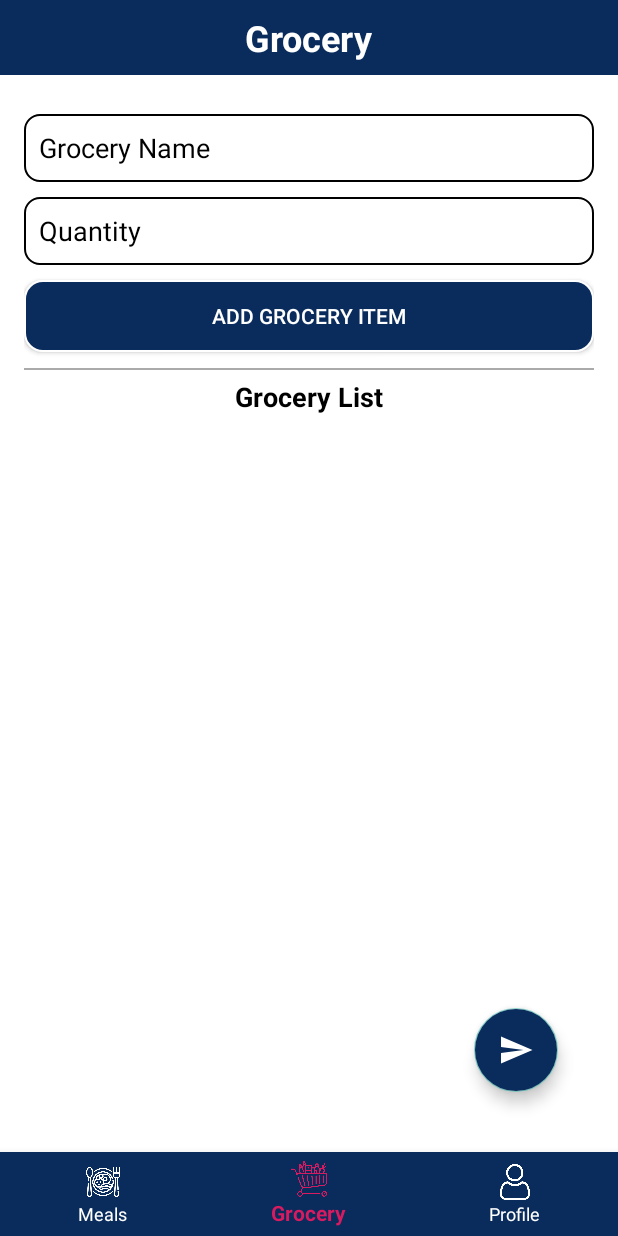
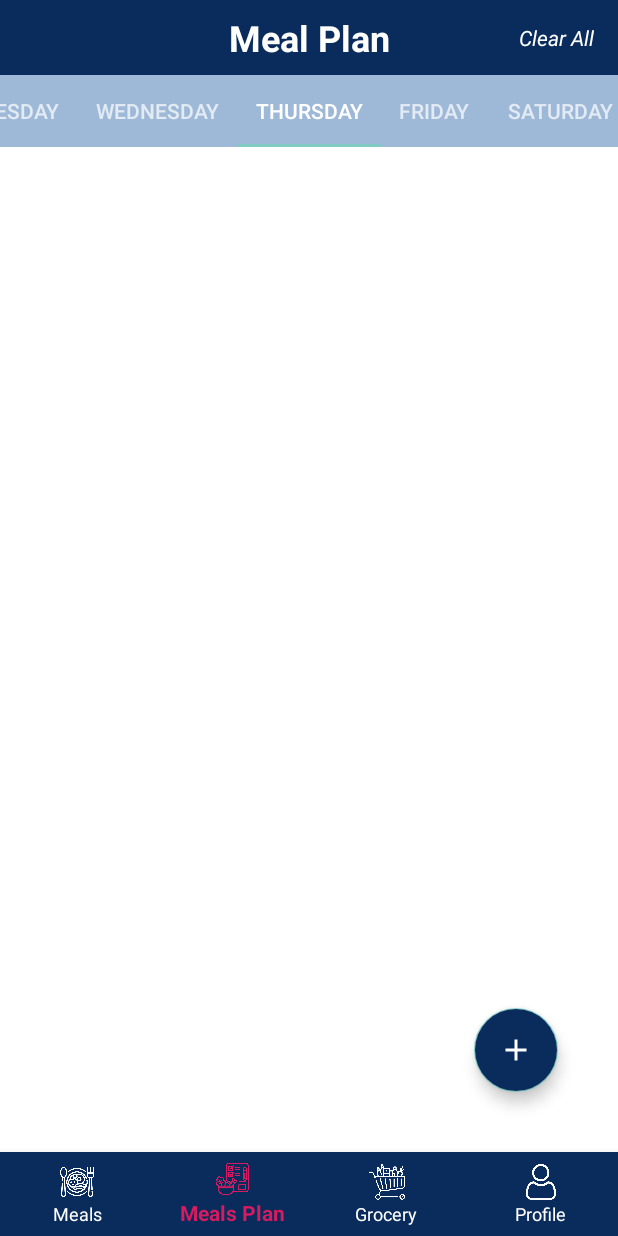
Before and after one commit to BinodLamichhane31/MealMate, an Android app built with Jetpack Compose: the HomeActivity screen opened directly, with no data from a screen before it, item 2 of the bottom bar chosen, on a phone screen of 412 x 824 dp. Run offline under Robolectric (Android 15) with nearby library versions, the phone set to English and light mode, and no system bars; our stand-ins replace Firebase (no records; nobody signed in at launch, a user with empty details on screens opened directly).

```diff
--- /dev/null
+++ b/app/src/main/java/com/example/mealmate/adapter/MealPlanPagerAdapter.kt
@@ -0,0 +1,19 @@
+package com.example.mealmate.adapter
+
+import androidx.fragment.app.Fragment
+import androidx.fragment.app.FragmentManager
+import androidx.fragment.app.FragmentPagerAdapter
+
+class MealPlanPagerAdapter(fm: FragmentManager) : FragmentPagerAdapter(fm) {
+    private val days = arrayOf("Sunday","Monday", "Tuesday", "Wednesday", "Thursday", "Friday", "Saturday")
+
+    override fun getCount(): Int = days.size
+
+    override fun getItem(position: Int): Fragment {
+        return DayMealFragment.newInstance(days[position])
+    }
+
+    override fun getPageTitle(position: Int): CharSequence? {
+        return days[position]
+    }
+}
--- /dev/null
+++ b/app/src/main/java/com/example/mealmate/repository/impl/MealPlanRepositoryImpl.kt
@@ -0,0 +1,66 @@
+package com.example.mealmate.repository.impl
+
+import com.example.mealmate.model.MealPlan
+import com.google.firebase.auth.FirebaseAuth
+import com.google.firebase.database.*
+
+class MealPlanRepositoryImpl {
+    private val database: DatabaseReference = FirebaseDatabase.getInstance().getReference("mealplans")
+    private val auth: FirebaseAuth = FirebaseAuth.getInstance()
+
+    fun addMealPlan(mealPlan: MealPlan, callback: (Boolean) -> Unit) {
+        val userId = auth.currentUser?.uid ?: return
+        val day = mealPlan.day
+        val recipeName = mealPlan.recipe.name // Assuming 'name' is unique for the recipe
+
+        // Check if a meal plan with the same recipe for the same day already exists
+        database.child(userId).orderByChild("day")
+            .equalTo(day) // Find meal plans for the same day
+            .addListenerForSingleValueEvent(object : ValueEventListener {
+                override fun onDataChange(snapshot: DataSnapshot) {
+                    // Check if there's an existing meal plan with the same recipe
+                    val existingMealPlan = snapshot.children
+                        .mapNotNull { it.getValue(MealPlan::class.java) }
+                        .find { it.recipe.name == recipeName }
+
+                    if (existingMealPlan != null) {
+                        // Recipe already exists for the same day
+                        callback(false)
+                    } else {
+                        // No duplicate recipe, add new meal plan
+                        val id = database.push().key ?: return
+                        val newMealPlan = mealPlan.copy(id = id, userId = userId)
+                        database.child(userId).child(id).setValue(newMealPlan)
+                            .addOnCompleteListener { callback(it.isSuccessful) }
+                    }
+                }
+
+                override fun onCancelled(error: DatabaseError) {
+                    callback(false)
+                }
+            })
+    }
+
+
+    fun getMealPlans(day: String, callback: (List<MealPlan>) -> Unit) {
+        val userId = auth.currentUser ?.uid ?: return
+        database.child(userId).orderByChild("day").equalTo(day)
+            .addValueEventListener(object : ValueEventListener {
+                override fun onDataChange(snapshot: DataSnapshot) {
+                    val mealPlans = snapshot.children.mapNotNull { it.getValue(MealPlan::class.java) }
+                    callback(mealPlans)
+                }
+                override fun onCancelled(error: DatabaseError) {}
+            })
+    }
+    fun deleteMealPlan(mealPlanId: String, callback: (Boolean) -> Unit) {
+        val userId = auth.currentUser ?.uid ?: return
+        database.child(userId).child(mealPlanId).removeValue()
+            .addOnCompleteListener { callback(it.isSuccessful) }
+    }
+    fun deleteAllMealPlan(callback: (Boolean) -> Unit) {
+        val userId = auth.currentUser ?.uid ?: return
+        database.child(userId).removeValue()
+            .addOnCompleteListener { callback(it.isSuccessful) }
+    }
+}
--- a/app/src/main/java/com/example/mealmate/ui/home/HomeActivity.kt
+++ b/app/src/main/java/com/example/mealmate/ui/home/HomeActivity.kt
@@ -6,6 +6,7 @@ import androidx.fragment.app.Fragment
 import com.example.mealmate.R
 import com.example.mealmate.ui.home.fragments.GroceryFragment
 import com.example.mealmate.ui.home.fragments.MealFragment
+import com.example.mealmate.ui.home.fragments.MealPlanFragment
 import com.example.mealmate.ui.home.fragments.ProfileFragment
 import com.google.android.material.bottomnavigation.BottomNavigationView
 
@@ -25,6 +26,7 @@ class HomeActivity : AppCompatActivity() {
         bottomNav.setOnItemSelectedListener { item ->
             when (item.itemId) {
                 R.id.nav_meals -> replaceFragment(MealFragment())
+                R.id.nav_meals_plan -> replaceFragment(MealPlanFragment())
                 R.id.nav_grocery -> replaceFragment(GroceryFragment())
                 R.id.nav_profile -> replaceFragment(ProfileFragment())
             }
--- /dev/null
+++ b/app/src/main/java/com/example/mealmate/ui/home/fragments/DayMealFragment.kt
@@ -0,0 +1,70 @@
+import android.os.Bundle
+import android.util.Log
+import android.view.LayoutInflater
+import android.view.View
+import android.view.ViewGroup
+import androidx.fragment.app.Fragment
+import androidx.fragment.app.viewModels
+import androidx.recyclerview.widget.LinearLayoutManager
+import androidx.recyclerview.widget.RecyclerView
+import com.example.mealmate.R
+import com.example.mealmate.adapter.MealPlanAdapter
+import com.example.mealmate.utils.RecipeSelectionDialog
+import com.example.mealmate.viewmodel.MealPlanViewModel
+import com.example.mealmate.viewmodel.RecipeViewModel
+import com.google.android.material.floatingactionbutton.FloatingActionButton
+
+class DayMealFragment : Fragment() {
+    private val viewModel: RecipeViewModel by viewModels()
+    private lateinit var addMealButton: FloatingActionButton
+    private lateinit var recyclerView: RecyclerView
+    private lateinit var mealAdapter: MealPlanAdapter
+    private var day: String? = null
+    private val mealPlanViewModel: MealPlanViewModel by viewModels()
+
+
+    companion object {
+        private const val ARG_DAY = "arg_day"
+
+        fun newInstance(day: String): DayMealFragment {
+            return DayMealFragment().apply {
+                arguments = Bundle().apply {
+                    putString(ARG_DAY, day)
+                }
+            }
+        }
+    }
+
+    override fun onCreate(savedInstanceState: Bundle?) {
+        super.onCreate(savedInstanceState)
+        day = arguments?.getString(ARG_DAY) // Get day from arguments
+        day?.let { mealPlanViewModel.loadMealPlans(it) }
+    }
+
+    override fun onCreateView(inflater: LayoutInflater, container: ViewGroup?, savedInstanceState: Bundle?): View? {
+        val view = inflater.inflate(R.layout.fragment_meal_day, container, false)
+
+        addMealButton = view.findViewById(R.id.addRecipeButtonMealPlan)
+        recyclerView = view.findViewById(R.id.recyclerViewMealPlan)
+
+        mealAdapter = MealPlanAdapter(emptyList(),mealPlanViewModel)
+        recyclerView.adapter = mealAdapter
+        recyclerView.layoutManager = LinearLayoutManager(context)
+
+        mealPlanViewModel.mealPlans.observe(viewLifecycleOwner, { mealPlans ->
+            val recipes = mealPlans.map { it }
+            mealAdapter.updateData(recipes)
+        })
+
+
+        addMealButton.setOnClickListener {
+            day?.let { selectedDay ->
+                viewModel.loadRecipes()
+                RecipeSelectionDialog(viewModel, selectedDay).show(childFragmentManager, "RecipeSelectionDialog")
+            }
+        }
+
+
+        return view
+    }
+}
--- /dev/null
+++ b/app/src/main/java/com/example/mealmate/ui/home/fragments/MealPlanFragment.kt
@@ -0,0 +1,77 @@
+package com.example.mealmate.ui.home.fragments
+
+import android.app.AlertDialog
+import android.content.Context
+import android.content.Intent
+import android.os.Bundle
+import android.view.LayoutInflater
+import android.view.View
+import android.view.ViewGroup
+import android.widget.TextView
+import android.widget.Toast
+import androidx.fragment.app.Fragment
+import androidx.fragment.app.viewModels
+import androidx.viewpager.widget.ViewPager
+import com.example.mealmate.R
+import com.example.mealmate.adapter.MealPlanPagerAdapter
+import com.example.mealmate.ui.auth.LoginActivity
+import com.example.mealmate.viewmodel.MealPlanViewModel
+import com.example.mealmate.viewmodel.RecipeViewModel
+import com.google.android.material.tabs.TabLayout
+import java.util.Calendar
+
+class MealPlanFragment : Fragment() {
+
+    private lateinit var viewPager: ViewPager
+    private lateinit var tabLayout: TabLayout
+    private lateinit var clearAll: TextView
+    private val mealPlanViewModel: MealPlanViewModel by viewModels()
+
+
+
+
+    override fun onCreateView(
+        inflater: LayoutInflater, container: ViewGroup?,
+        savedInstanceState: Bundle?
+    ): View? {
+        val rootView = inflater.inflate(R.layout.fragment_meal_plan, container, false)
+
+        viewPager = rootView.findViewById(R.id.viewPager)
+        tabLayout = rootView.findViewById(R.id.tabLayout)
+        clearAll = rootView.findViewById(R.id.clearAllMealPlan)
+
+        clearAll.setOnClickListener{
+            val builder = AlertDialog.Builder(requireContext())
+            builder.setTitle("Clear All Plans")
+            builder.setMessage("Are you sure you want to clear all the plans?")
+
+            builder.setPositiveButton("Yes") { dialog, _ ->
+                mealPlanViewModel.deleteAllMealPlan()
+                Toast.makeText(context, "All plans cleared.", Toast.LENGTH_SHORT).show()
+                dialog.dismiss()
+            }
+            builder.setNegativeButton("No") { dialog, _ ->
+                dialog.dismiss() // Dismiss the dialog if the user cancels
+            }
+            builder.create().show()
+
+        }
+
+        setupViewPager()
+
+        return rootView
+    }
+
+    private fun setupViewPager() {
+        val adapter = MealPlanPagerAdapter(childFragmentManager)
+        viewPager.adapter = adapter
+        tabLayout.setupWithViewPager(viewPager)
+
+        // Get the current day of the week
+        val calendar = Calendar.getInstance()
+        val currentDayOfWeek = calendar.get(Calendar.DAY_OF_WEEK) // Sunday = 1, Monday = 2, ..., Saturday = 7
+
+        // Set the ViewPager to the current day (adjusting for zero-based index)
+        viewPager.currentItem = currentDayOfWeek - 1
+    }
+}
--- /dev/null
+++ b/app/src/main/java/com/example/mealmate/viewmodel/MealPlanViewModel.kt
@@ -0,0 +1,41 @@
+package com.example.mealmate.viewmodel
+
+import android.util.Log
+import androidx.lifecycle.LiveData
+import androidx.lifecycle.MutableLiveData
+import androidx.lifecycle.ViewModel
+import com.example.mealmate.model.MealPlan
+import com.example.mealmate.repository.impl.MealPlanRepositoryImpl
+
+class MealPlanViewModel : ViewModel() {
+    private val repository = MealPlanRepositoryImpl()
+
+    private val _mealPlans = MutableLiveData<List<MealPlan>>()
+    val mealPlans: LiveData<List<MealPlan>> get() = _mealPlans
+
+    fun addMealPlan(mealPlan: MealPlan) {
+        repository.addMealPlan(mealPlan) { success ->
+            if (success) loadMealPlans(mealPlan.day)
+        }
+    }
+
+    fun loadMealPlans(day: String) {
+        repository.getMealPlans(day) { mealPlanList ->
+            _mealPlans.postValue(mealPlanList)
+        }
+    }
+
+    fun deleteMealPlan(mealPlanId: String, day: String) {
+        repository.deleteMealPlan(mealPlanId) { success ->
+            if (success) loadMealPlans(day)
+        }
+    }
+
+    fun deleteAllMealPlan() {
+        repository.deleteAllMealPlan() { success ->
+            if (success)
+                Log.d("Clear All","All Cleared")
+        }
+    }
+
+}
--- /dev/null
+++ b/app/src/main/res/drawable/baseline_add_24.xml
@@ -0,0 +1,5 @@
+<vector xmlns:android="http://schemas.android.com/apk/res/android" android:height="24dp" android:tint="#FFFFFF" android:viewportHeight="24" android:viewportWidth="24" android:width="24dp">
+
+    <path android:fillColor="@android:color/white" android:pathData="M19,13h-6v6h-2v-6H5v-2h6V5h2v6h6v2z"/>
+
+</vector>
--- /dev/null
+++ b/app/src/main/res/drawable/baseline_remove_24.xml
@@ -0,0 +1,5 @@
+<vector xmlns:android="http://schemas.android.com/apk/res/android" android:height="24dp" android:tint="#000000" android:viewportHeight="24" android:viewportWidth="24" android:width="24dp">
+
+    <path android:fillColor="@android:color/white" android:pathData="M19,13H5v-2h14v2z"/>
+
+</vector>
--- /dev/null
+++ b/app/src/main/res/layout/fragment_meal_day.xml
@@ -0,0 +1,32 @@
+<?xml version="1.0" encoding="utf-8"?>
+<androidx.constraintlayout.widget.ConstraintLayout xmlns:android="http://schemas.android.com/apk/res/android"
+    xmlns:app="http://schemas.android.com/apk/res-auto"
+    xmlns:tools="http://schemas.android.com/tools"
+    android:layout_width="match_parent"
+    android:layout_height="match_parent"
+    android:background="@color/white"
+    android:orientation="vertical"
+    tools:context=".ui.home.fragments.MealFragment">
+
+    <androidx.recyclerview.widget.RecyclerView
+        android:id="@+id/recyclerViewMealPlan"
+        android:layout_width="match_parent"
+        android:layout_height="match_parent"
+        app:layout_constraintBottom_toBottomOf="parent"
+        app:layout_constraintEnd_toEndOf="parent"
+        app:layout_constraintStart_toStartOf="parent"
+        tools:listitem="@layout/recipe_item" />
+
+    <com.google.android.material.floatingactionbutton.FloatingActionButton
+        android:id="@+id/addRecipeButtonMealPlan"
+        android:layout_width="wrap_content"
+        android:layout_height="wrap_content"
+        android:layout_marginEnd="40dp"
+        android:layout_marginBottom="40dp"
+        android:backgroundTint="#092c5c"
+        android:clickable="true"
+        app:layout_constraintBottom_toBottomOf="parent"
+        app:layout_constraintEnd_toEndOf="parent"
+        app:srcCompat="@drawable/baseline_add_24" />
+
+</androidx.constraintlayout.widget.ConstraintLayout>
--- /dev/null
+++ b/app/src/main/res/layout/fragment_meal_plan.xml
@@ -0,0 +1,62 @@
+<?xml version="1.0" encoding="utf-8"?>
+<LinearLayout xmlns:android="http://schemas.android.com/apk/res/android"
+    xmlns:tools="http://schemas.android.com/tools"
+    android:layout_width="match_parent"
+    android:layout_height="match_parent"
+    xmlns:app="http://schemas.android.com/apk/res-auto"
+    android:orientation="vertical">
+
+    <androidx.constraintlayout.widget.ConstraintLayout
+        android:layout_width="match_parent"
+        android:layout_height="50dp"
+        android:background="#092c5c"
+        android:orientation="horizontal"
+        android:padding="8dp">
+
+        <TextView
+            android:id="@+id/textView"
+            android:layout_width="0dp"
+            android:layout_height="wrap_content"
+            android:layout_weight="1"
+            android:gravity="center"
+            android:text="Meal Plan"
+            android:textColor="@color/white"
+            android:textSize="24sp"
+            android:textStyle="bold"
+            app:layout_constraintBottom_toBottomOf="parent"
+            app:layout_constraintEnd_toEndOf="parent"
+            app:layout_constraintStart_toStartOf="parent"
+            app:layout_constraintTop_toTopOf="parent" />
+
+        <TextView
+            android:id="@+id/clearAllMealPlan"
+            android:layout_width="wrap_content"
+            android:layout_height="wrap_content"
+            android:layout_marginEnd="8dp"
+            android:gravity="end"
+            android:text="Clear All"
+            android:textColor="@color/white"
+            android:textStyle="italic"
+            app:layout_constraintBottom_toBottomOf="parent"
+            app:layout_constraintEnd_toEndOf="parent"
+            app:layout_constraintTop_toTopOf="parent" />
+    </androidx.constraintlayout.widget.ConstraintLayout>
+
+
+
+    <com.google.android.material.tabs.TabLayout
+        android:id="@+id/tabLayout"
+        android:layout_width="match_parent"
+        android:layout_height="wrap_content"
+        android:background="#9EB8D7"
+        app:tabGravity="fill"
+        app:tabMode="scrollable"
+        />
+
+    <androidx.viewpager.widget.ViewPager
+        android:id="@+id/viewPager"
+        android:layout_width="match_parent"
+        android:layout_height="0dp"
+        android:background="@color/white"
+        android:layout_weight="1" />
+</LinearLayout>
--- a/app/src/main/res/menu/bottom_nav_menu.xml
+++ b/app/src/main/res/menu/bottom_nav_menu.xml
@@ -5,6 +5,11 @@
         android:id="@+id/nav_meals"
         android:icon="@drawable/food"
         android:title="Meals" />
+
+    <item
+        android:id="@+id/nav_meals_plan"
+        android:icon="@drawable/meal"
+        android:title="Meals Plan" />
 
     <item
         android:id="@+id/nav_grocery"
```
Also changed, not shown: app/src/main/java/com/example/mealmate/adapter/DialogRecipeAdapter.kt (added, +66 -0 lines), app/src/main/java/com/example/mealmate/adapter/MealPlanAdapter.kt (added, +65 -0 lines), app/src/main/java/com/example/mealmate/model/MealPlan.kt (added, +12 -0 lines), app/src/main/java/com/example/mealmate/utils/RecipeSelectionDialog.kt (added, +50 -0 lines), app/src/main/res/layout/dialog_recipe_item.xml (added, +8 -0 lines), app/src/main/res/layout/dialog_recipe_selection.xml (added, +26 -0 lines), app/src/main/res/layout/item_meal.xml (added, +63 -0 lines), app/src/main/res/drawable/meal.png (added).
